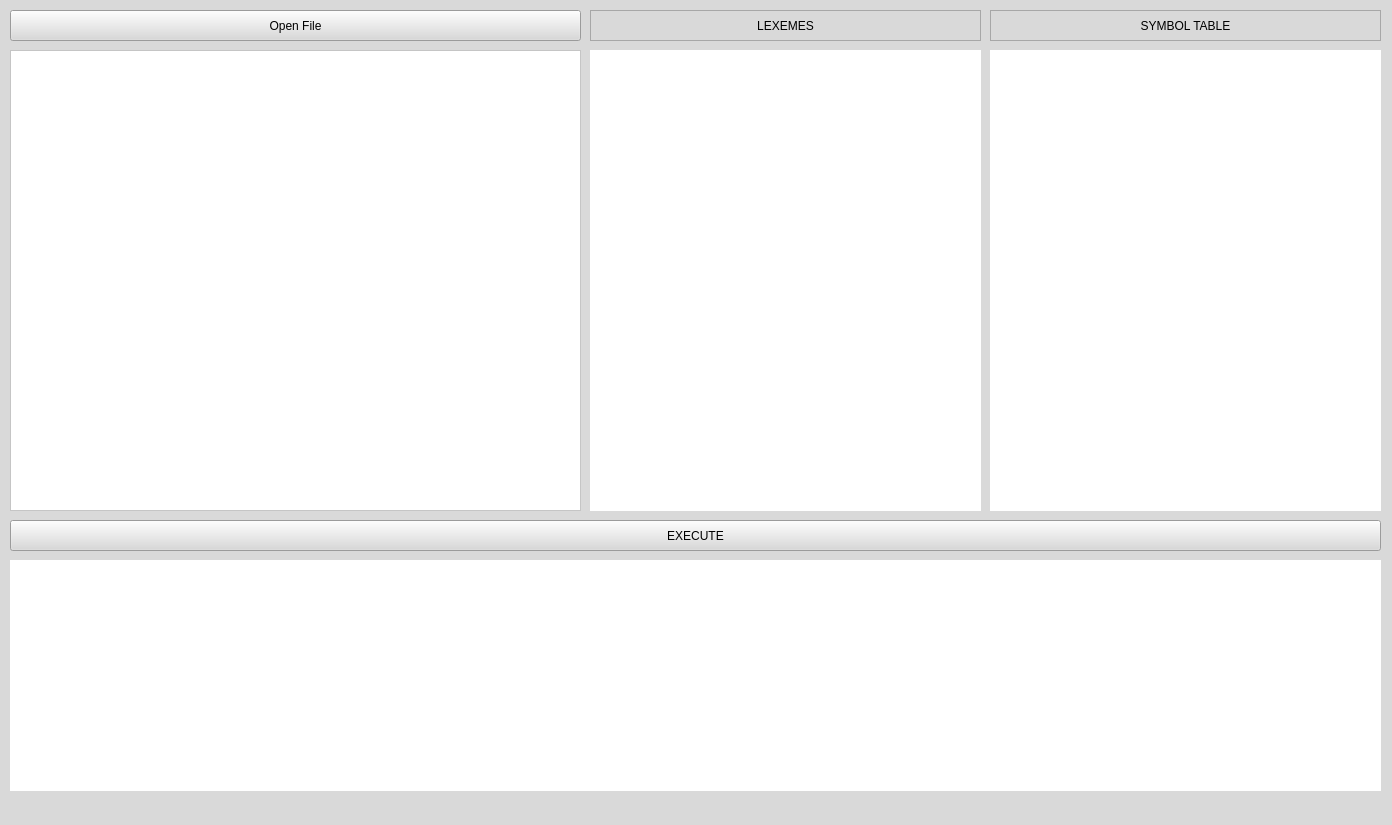
This is gui.ui in cslabiano/cmsc124-project as Qt 5 draws it before an edit. The edited form follows.
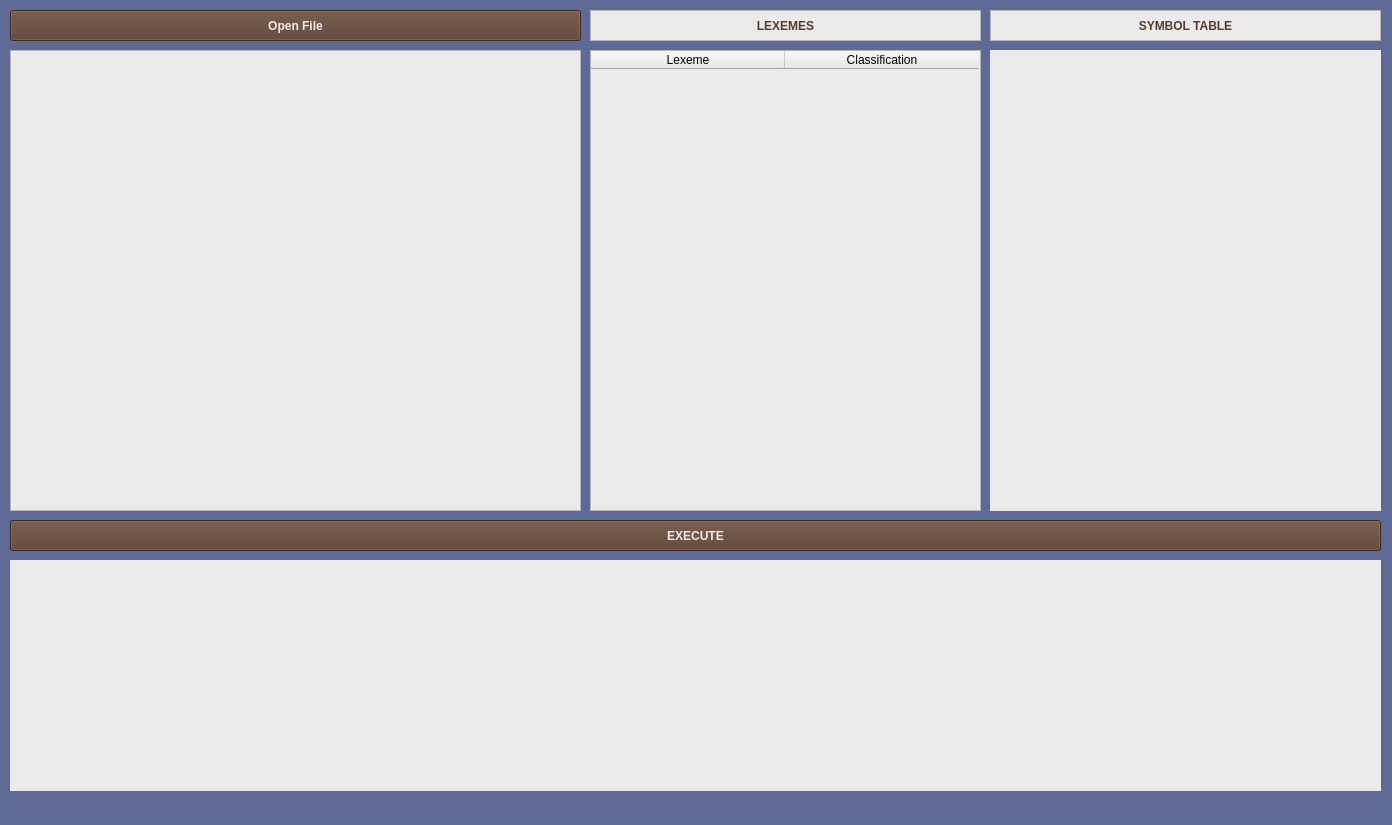
This is the edited form.

Commit message: display lexical analyzer results in gui

Diff of the .ui file:
```diff
--- a/gui.ui
+++ b/gui.ui
@@ -14,7 +14,7 @@
    <string>LOL Code Interpreter</string>
   </property>
   <property name="styleSheet">
-   <string notr="true">background: rgb(217, 217, 217)</string>
+   <string notr="true">background: #5f6995</string>
   </property>
   <widget class="QWidget" name="centralwidget">
    <widget class="QPushButton" name="execute_button">
@@ -26,6 +26,17 @@
       <height>31</height>
      </rect>
     </property>
+    <property name="font">
+     <font>
+      <family>System</family>
+      <weight>75</weight>
+      <bold>true</bold>
+     </font>
+    </property>
+    <property name="styleSheet">
+     <string notr="true">background: #573c2d;
+color: #eceaeb</string>
+    </property>
     <property name="text">
      <string>EXECUTE</string>
     </property>
@@ -39,6 +50,17 @@
       <height>31</height>
      </rect>
     </property>
+    <property name="font">
+     <font>
+      <family>System</family>
+      <weight>75</weight>
+      <bold>true</bold>
+     </font>
+    </property>
+    <property name="styleSheet">
+     <string notr="true">background: #573c2d;
+color: #eceaeb</string>
+    </property>
     <property name="text">
      <string>Open File</string>
     </property>
@@ -65,7 +87,7 @@
      <bool>false</bool>
     </property>
     <property name="styleSheet">
-     <string notr="true">background: white</string>
+     <string notr="true">background: #eceaeb</string>
     </property>
    </widget>
    <widget class="QLabel" name="console">
@@ -78,23 +100,7 @@
      </rect>
     </property>
     <property name="styleSheet">
-     <string notr="true">background: white</string>
-    </property>
-    <property name="text">
-     <string/>
-    </property>
-   </widget>
-   <widget class="QLabel" name="display_lexemes">
-    <property name="geometry">
-     <rect>
-      <x>590</x>
-      <y>50</y>
-      <width>391</width>
-      <height>461</height>
-     </rect>
-    </property>
-    <property name="styleSheet">
-     <string notr="true">background: white</string>
+     <string notr="true">background: #eceaeb</string>
     </property>
     <property name="text">
      <string/>
@@ -110,7 +116,7 @@
      </rect>
     </property>
     <property name="styleSheet">
-     <string notr="true">background: white</string>
+     <string notr="true">background: #eceaeb</string>
     </property>
     <property name="text">
      <string/>
@@ -125,8 +131,17 @@
       <height>31</height>
      </rect>
     </property>
+    <property name="font">
+     <font>
+      <family>System</family>
+      <weight>75</weight>
+      <bold>true</bold>
+     </font>
+    </property>
     <property name="styleSheet">
-     <string notr="true"/>
+     <string notr="true">background: #eceaeb;
+color: #573c2d;
+font-weight: bold;</string>
     </property>
     <property name="frameShape">
      <enum>QFrame::StyledPanel</enum>
@@ -134,6 +149,9 @@
     <property name="text">
      <string>LEXEMES</string>
     </property>
+    <property name="textFormat">
+     <enum>Qt::PlainText</enum>
+    </property>
     <property name="alignment">
      <set>Qt::AlignCenter</set>
     </property>
@@ -147,8 +165,17 @@
       <height>31</height>
      </rect>
     </property>
+    <property name="font">
+     <font>
+      <family>System</family>
+      <weight>75</weight>
+      <bold>true</bold>
+     </font>
+    </property>
     <property name="styleSheet">
-     <string notr="true"/>
+     <string notr="true">background: #eceaeb;
+color: #573c2d;
+font-weight: bold;</string>
     </property>
     <property name="frameShape">
      <enum>QFrame::StyledPanel</enum>
@@ -160,6 +187,72 @@
      <set>Qt::AlignCenter</set>
     </property>
    </widget>
+   <widget class="QTableWidget" name="lexeme_table">
+    <property name="geometry">
+     <rect>
+      <x>590</x>
+      <y>50</y>
+      <width>391</width>
+      <height>461</height>
+     </rect>
+    </property>
+    <property name="maximumSize">
+     <size>
+      <width>391</width>
+      <height>16777215</height>
+     </size>
+    </property>
+    <property name="styleSheet">
+     <string notr="true">background: #eceaeb</string>
+    </property>
+    <property name="frameShadow">
+     <enum>QFrame::Raised</enum>
+    </property>
+    <property name="lineWidth">
+     <number>0</number>
+    </property>
+    <property name="gridStyle">
+     <enum>Qt::SolidLine</enum>
+    </property>
+    <property name="columnCount">
+     <number>2</number>
+    </property>
+    <attribute name="horizontalHeaderVisible">
+     <bool>true</bool>
+    </attribute>
+    <attribute name="horizontalHeaderCascadingSectionResizes">
+     <bool>false</bool>
+    </attribute>
+    <attribute name="horizontalHeaderDefaultSectionSize">
+     <number>194</number>
+    </attribute>
+    <attribute name="verticalHeaderVisible">
+     <bool>false</bool>
+    </attribute>
+    <column>
+     <property name="text">
+      <string>Lexeme</string>
+     </property>
+     <property name="textAlignment">
+      <set>AlignCenter</set>
+     </property>
+     <property name="background">
+      <color>
+       <red>236</red>
+       <green>234</green>
+       <blue>235</blue>
+      </color>
+     </property>
+    </column>
+    <column>
+     <property name="text">
+      <string>Classification</string>
+     </property>
+     <property name="textAlignment">
+      <set>AlignCenter</set>
+     </property>
+    </column>
+   </widget>
   </widget>
   <widget class="QStatusBar" name="statusbar"/>
  </widget>
```
The commit also changes 6 other files.
